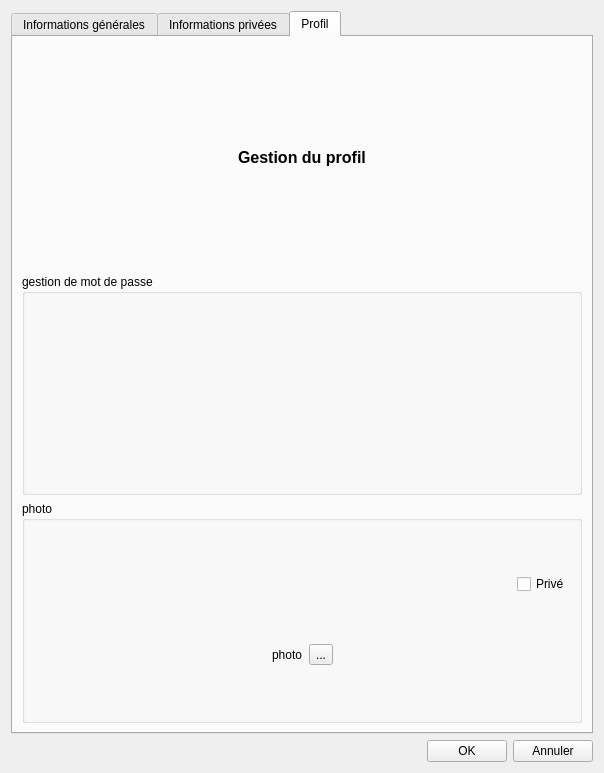
The window that gui/infoprofilgui.ui (snake-92/carnetMedicalNumerique-V2) describes before a commit, drawn with Qt 5.
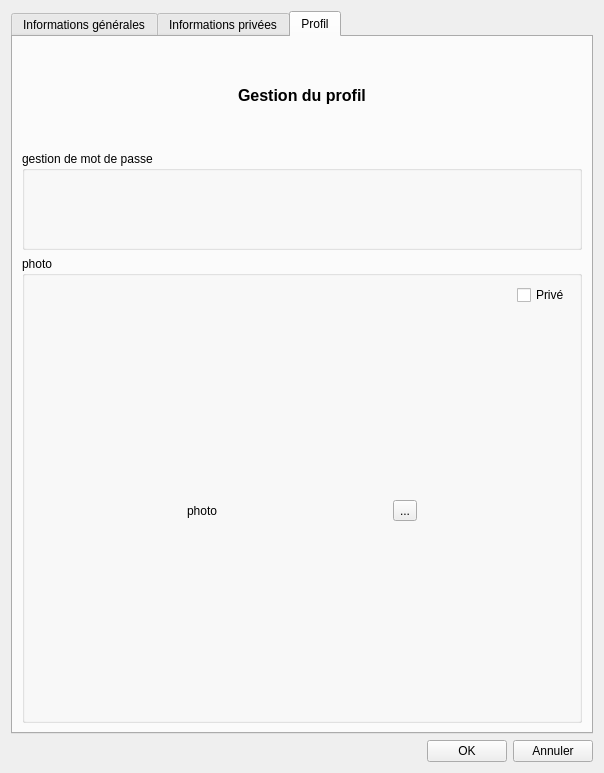
The same window after the commit. The open tabs and pages were chosen to show the change.

Commit message: ajout de la photo de profil et du redimensionnement de celle-ci

```diff
--- a/gui/infoprofilgui.ui
+++ b/gui/infoprofilgui.ui
@@ -1345,6 +1345,18 @@
                 </item>
                 <item>
                  <widget class="QLabel" name="label_Photo">
+                  <property name="minimumSize">
+                   <size>
+                    <width>200</width>
+                    <height>400</height>
+                   </size>
+                  </property>
+                  <property name="maximumSize">
+                   <size>
+                    <width>500</width>
+                    <height>700</height>
+                   </size>
+                  </property>
                   <property name="baseSize">
                    <size>
                     <width>10</width>
```
Left out of the diff: 5 changed lines with no effect on the pictures. The commit also changes 2 other files.
